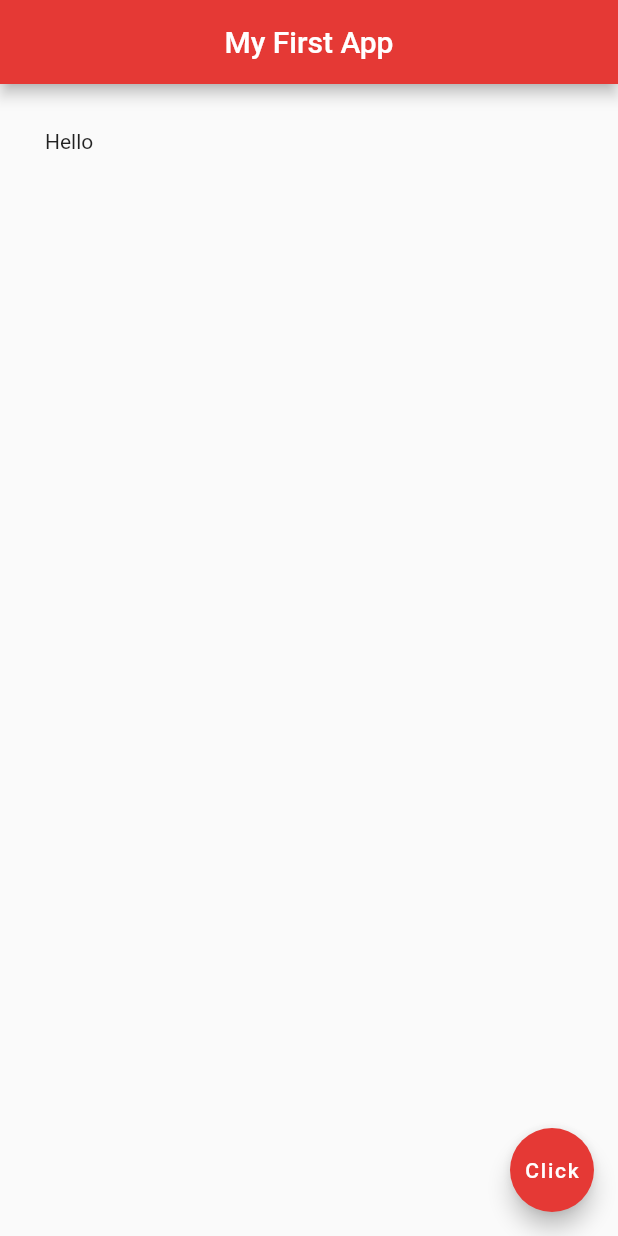
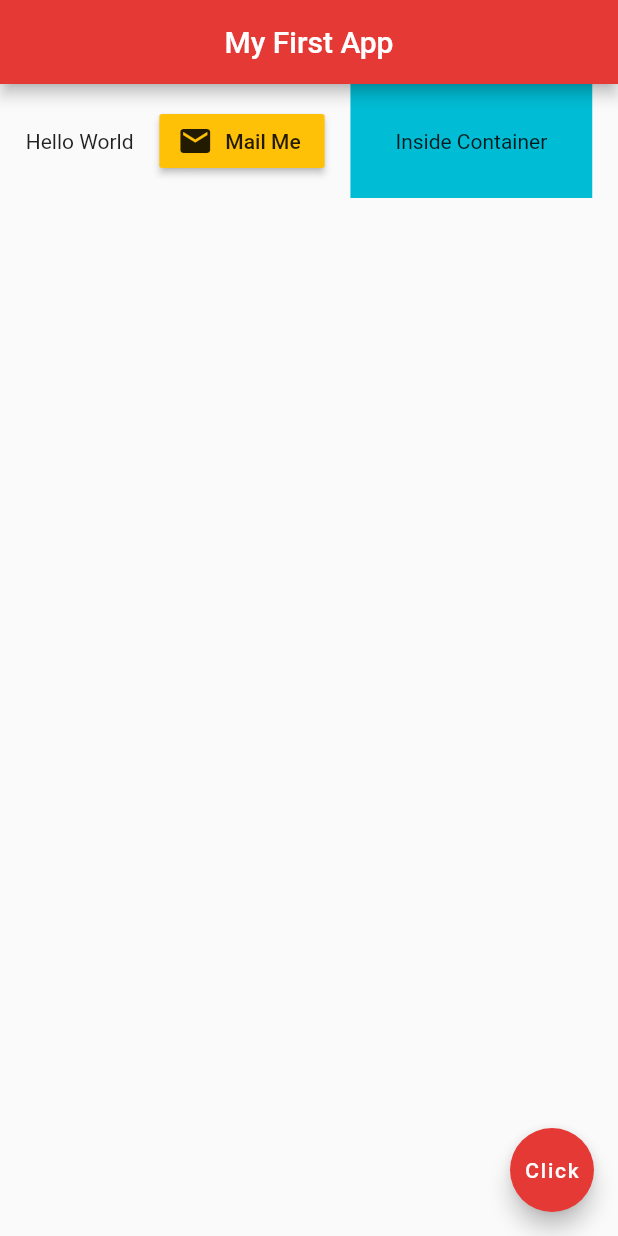
Before and after one commit to DaminduSandaruwan/FlutterMyApp, a Flutter app: the screen it shows after launch, on a phone screen of 412 x 824 dp. Run offline on Flutter 3.47's test engine with Material 2 defaults, Android fonts, the phone set to English and light mode, and no system bars.

Commit message:
Rows - we can use many widget(child) using row

```diff
--- a/lib/main.dart
+++ b/lib/main.dart
@@ -14,20 +14,27 @@ class Home extends StatelessWidget {
         centerTitle: true,
         backgroundColor: Colors.red[600],
       ),
-      body: Padding(
-        padding: EdgeInsets.all(30.0),
-        child:  Text('Hello'),
+      body: Row(
+        mainAxisAlignment: MainAxisAlignment.spaceEvenly,
+        crossAxisAlignment: CrossAxisAlignment.center,
+        children: <Widget>[
+          Text("Hello World"),
+          RaisedButton.icon(
+            onPressed: (){},
+            icon: Icon(
+                Icons.mail
+            ),
+            label: Text('Mail Me'),
+            color: Colors.amber,
+          ),
+
+          Container(
+            color: Colors.cyan,
+            padding: EdgeInsets.all(30.0),
+            child: Text('Inside Container'),
+          ),
+        ],
       ),
-//      body: Container(
-//        padding: EdgeInsets.fromLTRB(10, 20, 20, 10),
-//        margin: EdgeInsets.all(30.0),
-//
-//
-//   //     padding: EdgeInsets.all(20.0),
-//   //     padding : EdgeInsets.symmetric(horizontal: 30,vertical: 10),
-//        color: Colors.grey[400],
-//        child: Text('Hello'),
-//      ),
 
       floatingActionButton: FloatingActionButton(
         onPressed: (){},
```
